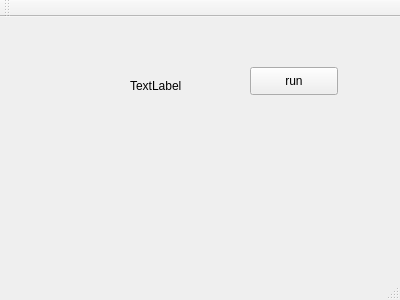
Above: mainwindow.ui from netpipe/qtPython before the change. Below: the same form after it.
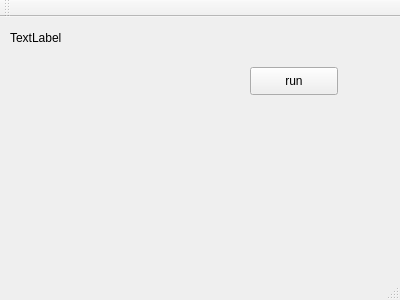
That is the form after the change.

The edit to the form file:
```diff
--- a/mainwindow.ui
+++ b/mainwindow.ui
@@ -30,10 +30,10 @@
    <widget class="QLabel" name="label">
     <property name="geometry">
      <rect>
-      <x>130</x>
-      <y>60</y>
-      <width>58</width>
-      <height>18</height>
+      <x>10</x>
+      <y>10</y>
+      <width>361</width>
+      <height>21</height>
      </rect>
     </property>
     <property name="text">
```
Left out of the diff: 2 changed lines with no effect on the pictures.
